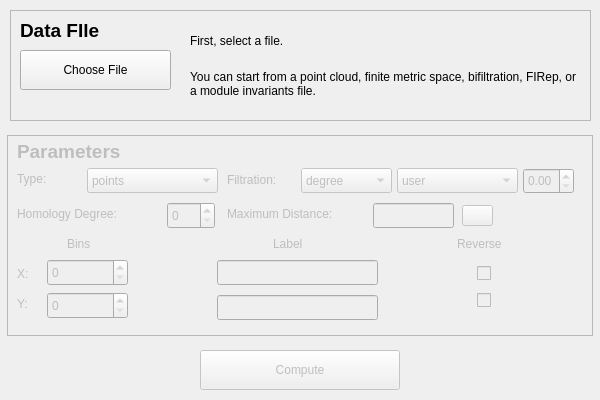
Qt form dataselectdialog.ui (rivetTDA/rivet) before a commit.
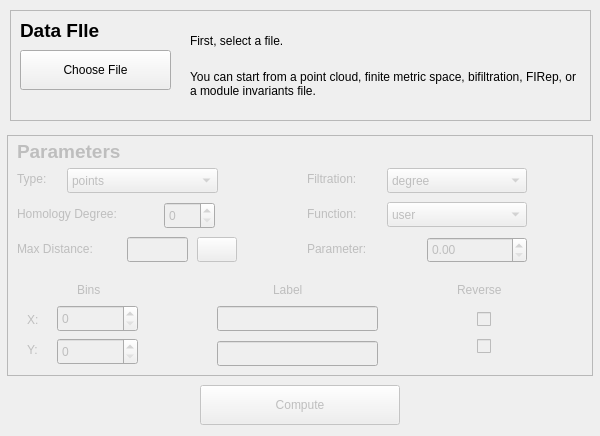
The same form after that commit.

What changed in the file:
```diff
--- a/dataselectdialog.ui
+++ b/dataselectdialog.ui
@@ -10,7 +10,7 @@
     <x>0</x>
     <y>0</y>
     <width>600</width>
-    <height>400</height>
+    <height>436</height>
    </rect>
   </property>
   <property name="sizePolicy">
@@ -28,7 +28,7 @@
   <property name="maximumSize">
    <size>
     <width>600</width>
-    <height>400</height>
+    <height>500</height>
    </size>
   </property>
   <property name="windowTitle">
@@ -44,7 +44,7 @@
    <property name="geometry">
     <rect>
      <x>200</x>
-     <y>350</y>
+     <y>385</y>
      <width>200</width>
      <height>40</height>
     </rect>
@@ -62,7 +62,7 @@
      <x>7</x>
      <y>135</y>
      <width>586</width>
-     <height>201</height>
+     <height>241</height>
     </rect>
    </property>
    <property name="frameShape">
@@ -74,8 +74,8 @@
    <widget class="QLabel" name="xLabel">
     <property name="geometry">
      <rect>
-      <x>10</x>
-      <y>130</y>
+      <x>20</x>
+      <y>176</y>
       <width>21</width>
       <height>17</height>
      </rect>
@@ -87,8 +87,8 @@
    <widget class="QLabel" name="yLabel">
     <property name="geometry">
      <rect>
-      <x>10</x>
-      <y>160</y>
+      <x>20</x>
+      <y>206</y>
       <width>21</width>
       <height>17</height>
      </rect>
@@ -100,8 +100,8 @@
    <widget class="QSpinBox" name="xbinSpinBox">
     <property name="geometry">
      <rect>
-      <x>40</x>
-      <y>124</y>
+      <x>50</x>
+      <y>170</y>
       <width>81</width>
       <height>27</height>
      </rect>
@@ -122,8 +122,8 @@
    <widget class="QSpinBox" name="ybinSpinBox">
     <property name="geometry">
      <rect>
-      <x>40</x>
-      <y>157</y>
+      <x>50</x>
+      <y>203</y>
       <width>81</width>
       <height>27</height>
      </rect>
@@ -154,9 +154,9 @@
    <widget class="QSpinBox" name="homDimSpinBox">
     <property name="geometry">
      <rect>
-      <x>160</x>
+      <x>157</x>
       <y>67</y>
-      <width>48</width>
+      <width>51</width>
       <height>27</height>
      </rect>
     </property>
@@ -187,8 +187,8 @@
    <widget class="QLabel" name="xbinLabel_2">
     <property name="geometry">
      <rect>
-      <x>60</x>
-      <y>100</y>
+      <x>70</x>
+      <y>146</y>
       <width>44</width>
       <height>17</height>
      </rect>
@@ -201,7 +201,7 @@
     <property name="geometry">
      <rect>
       <x>266</x>
-      <y>100</y>
+      <y>146</y>
       <width>44</width>
       <height>17</height>
      </rect>
@@ -214,7 +214,7 @@
     <property name="geometry">
      <rect>
       <x>450</x>
-      <y>100</y>
+      <y>146</y>
       <width>61</width>
       <height>17</height>
      </rect>
@@ -227,7 +227,7 @@
     <property name="geometry">
      <rect>
       <x>470</x>
-      <y>127</y>
+      <y>173</y>
       <width>31</width>
       <height>23</height>
      </rect>
@@ -240,7 +240,7 @@
     <property name="geometry">
      <rect>
       <x>470</x>
-      <y>154</y>
+      <y>200</y>
       <width>31</width>
       <height>23</height>
      </rect>
@@ -253,7 +253,7 @@
     <property name="geometry">
      <rect>
       <x>210</x>
-      <y>125</y>
+      <y>171</y>
       <width>161</width>
       <height>25</height>
      </rect>
@@ -263,7 +263,7 @@
     <property name="geometry">
      <rect>
       <x>210</x>
-      <y>160</y>
+      <y>206</y>
       <width>161</width>
       <height>25</height>
      </rect>
@@ -272,14 +272,14 @@
    <widget class="QLabel" name="maxDistLabel">
     <property name="geometry">
      <rect>
-      <x>220</x>
-      <y>70</y>
-      <width>141</width>
+      <x>10</x>
+      <y>105</y>
+      <width>111</width>
       <height>17</height>
      </rect>
     </property>
     <property name="text">
-     <string>Maximum Distance:</string>
+     <string>Max Distance:</string>
     </property>
    </widget>
    <widget class="QLabel" name="typeLabel">
@@ -298,9 +298,9 @@
    <widget class="QComboBox" name="dataTypeComboBox">
     <property name="geometry">
      <rect>
-      <x>80</x>
+      <x>60</x>
       <y>33</y>
-      <width>131</width>
+      <width>151</width>
       <height>25</height>
      </rect>
     </property>
@@ -341,8 +341,8 @@
    <widget class="QLabel" name="filterLabel">
     <property name="geometry">
      <rect>
-      <x>220</x>
-      <y>36</y>
+      <x>300</x>
+      <y>35</y>
       <width>71</width>
       <height>17</height>
      </rect>
@@ -357,9 +357,9 @@
     </property>
     <property name="geometry">
      <rect>
-      <x>294</x>
+      <x>380</x>
       <y>33</y>
-      <width>91</width>
+      <width>140</width>
       <height>25</height>
      </rect>
     </property>
@@ -377,9 +377,9 @@
    <widget class="QLineEdit" name="maxDistBox">
     <property name="geometry">
      <rect>
-      <x>366</x>
-      <y>68</y>
-      <width>81</width>
+      <x>120</x>
+      <y>102</y>
+      <width>61</width>
       <height>25</height>
      </rect>
     </property>
@@ -390,15 +390,15 @@
    <widget class="QPushButton" name="maxDistHelp">
     <property name="geometry">
      <rect>
-      <x>455</x>
-      <y>70</y>
-      <width>31</width>
-      <height>21</height>
+      <x>190</x>
+      <y>102</y>
+      <width>40</width>
+      <height>25</height>
      </rect>
     </property>
     <property name="font">
      <font>
-      <pointsize>20</pointsize>
+      <pointsize>16</pointsize>
      </font>
     </property>
     <property name="toolTipDuration">
@@ -417,9 +417,9 @@
     </property>
     <property name="geometry">
      <rect>
-      <x>390</x>
-      <y>33</y>
-      <width>121</width>
+      <x>380</x>
+      <y>67</y>
+      <width>140</width>
       <height>25</height>
      </rect>
     </property>
@@ -447,13 +447,39 @@
    <widget class="QDoubleSpinBox" name="parameterSpinBox">
     <property name="geometry">
      <rect>
-      <x>516</x>
-      <y>33</y>
-      <width>51</width>
+      <x>420</x>
+      <y>102</y>
+      <width>100</width>
       <height>26</height>
      </rect>
     </property>
    </widget>
+   <widget class="QLabel" name="functionLabel">
+    <property name="geometry">
+     <rect>
+      <x>300</x>
+      <y>70</y>
+      <width>71</width>
+      <height>17</height>
+     </rect>
+    </property>
+    <property name="text">
+     <string>Function:</string>
+    </property>
+   </widget>
+   <widget class="QLabel" name="parameterLabel">
+    <property name="geometry">
+     <rect>
+      <x>300</x>
+      <y>105</y>
+      <width>91</width>
+      <height>17</height>
+     </rect>
+    </property>
+    <property name="text">
+     <string>Parameter:</string>
+    </property>
+   </widget>
   </widget>
   <widget class="QFrame" name="frame">
    <property name="geometry">
```
Left out of the diff: 2 changed lines with no effect on the pictures.
